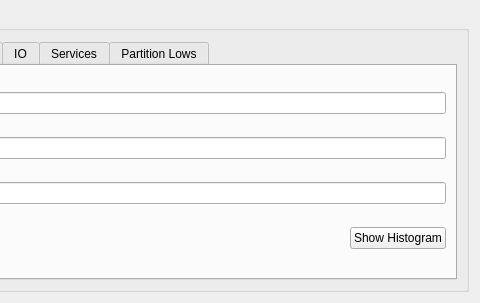
This is ddocclient/kksgui/ui/histogram_widget.ui in YuriyRusinov/reper as Qt 5 draws it before an edit; both pictures show x 328 to 808 and y 0 to 303 of the 808 by 303 pixel window. The edited form follows.
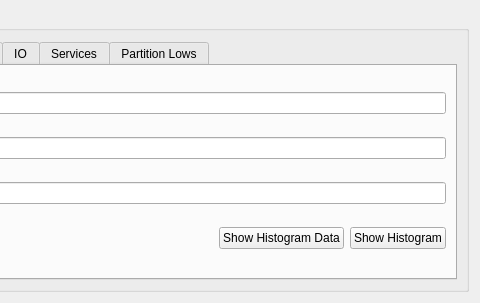
This is the edited form.

The edit to the form file:
```diff
--- a/ddocclient/kksgui/ui/histogram_widget.ui
+++ b/ddocclient/kksgui/ui/histogram_widget.ui
@@ -119,6 +119,13 @@
               </property>
              </spacer>
             </item>
+            <item>
+             <widget class="QPushButton" name="pbShowHistogramData">
+              <property name="text">
+               <string>Show Histogram Data</string>
+              </property>
+             </widget>
+            </item>
             <item>
              <widget class="QPushButton" name="pbUpdate">
               <property name="text">
```
